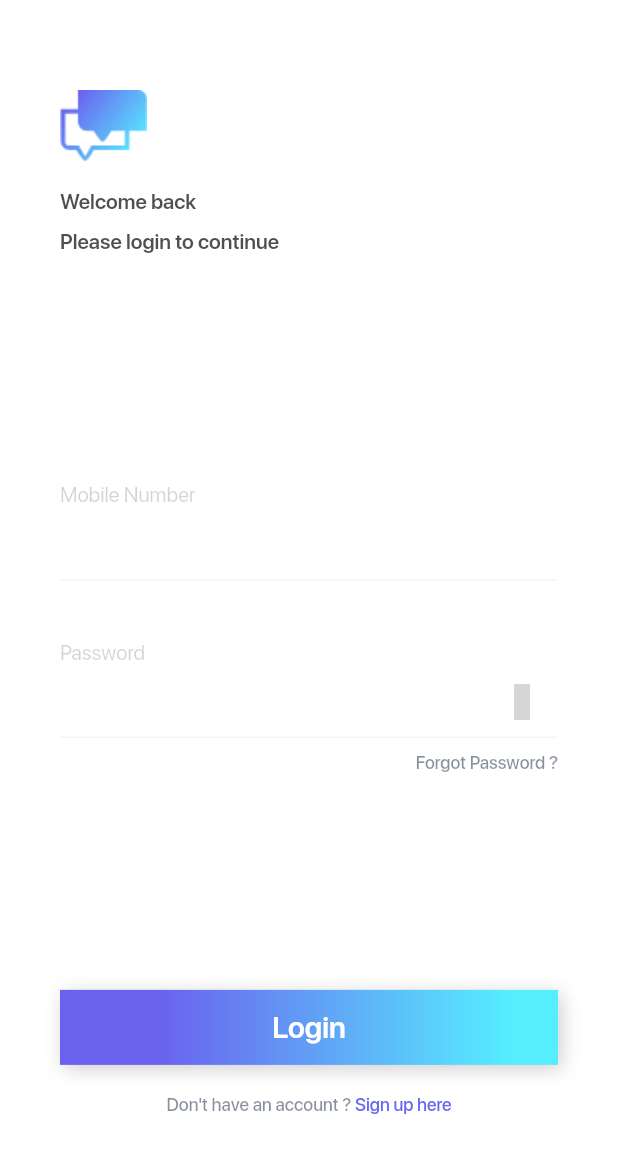
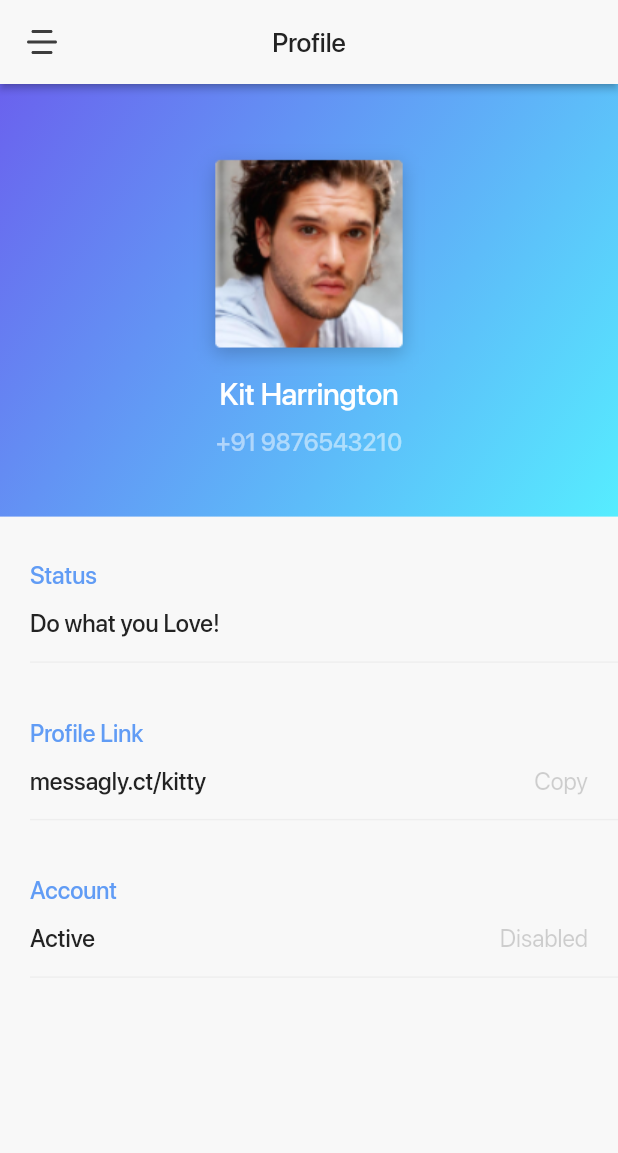
Before and after one commit to GhassenAB/messagly_clone_app, a Flutter app: the screen it shows after launch, on a phone screen of 412 x 824 dp. Shown: the top 1153 px of the screen. Run offline on Flutter 3.47's test engine with Material 2 defaults, Android fonts, the phone set to English and light mode, and no system bars; our stand-ins replace flutter_keyboard_visibility, flutter_svg, material_design_icons_flutter, pin_code_fields; grey boxes are pictures that could not be loaded.

Commit message:
create profile screen

```diff
--- a/lib/constants.dart
+++ b/lib/constants.dart
@@ -6,6 +6,7 @@ enum Fonts { SFProDisplay }
 class Palette {
   static const Color primary = Color(0xFF232323);
   static const Color secondary = Color(0xFF12213F);
+  static const Color lightBlue = Color(0xFF619CF5);
   static const Color grey = Color(0xFF979797);
   static const Color background = Color(0xFFF8F8F8);
 
--- a/lib/data/data.dart
+++ b/lib/data/data.dart
@@ -1,4 +1,13 @@
 import 'package:messagly_clone_app/models/models.dart';
+
+final currentUser = CurrentUser(
+  image: 'assets/images/current_user.png',
+  name: 'Kit Harrington',
+  phone: '+91 9876543210',
+  status: 'Do what you Love!',
+  profileLink: 'messagly.ct/kitty',
+  isActive: true,
+);
 
 final List<FavouriteUser> favouriteUsers = [
   FavouriteUser(
--- /dev/null
+++ b/lib/models/current_user.dart
@@ -0,0 +1,17 @@
+class CurrentUser {
+  final String name;
+  final String image;
+  final String phone;
+  final String status;
+  final String profileLink;
+  final bool isActive;
+
+  CurrentUser({
+    this.name,
+    this.image,
+    this.phone,
+    this.status,
+    this.profileLink,
+    this.isActive,
+  });
+}
--- a/lib/models/models.dart
+++ b/lib/models/models.dart
@@ -1,3 +1,4 @@
 export 'fav_user.dart';
 export 'chat_user.dart';
 export 'contact.dart';
+export 'current_user.dart';
--- /dev/null
+++ b/lib/screens/profile_screen.dart
@@ -0,0 +1,163 @@
+import 'package:flutter/material.dart';
+import 'package:flutter/services.dart';
+import 'package:flutter_svg/flutter_svg.dart';
+import 'package:messagly_clone_app/constants.dart';
+import 'package:messagly_clone_app/data/data.dart';
+import 'package:messagly_clone_app/widgets/custom_app_bar.dart';
+
+class ProfileScreen extends StatelessWidget {
+  @override
+  Widget build(BuildContext context) {
+    Size size = MediaQuery.of(context).size;
+    return Scaffold(
+      backgroundColor: Palette.background,
+      body: Builder(builder: (BuildContext context) {
+        return CustomScrollView(
+          slivers: [
+            CustomAppBar(
+              title: 'Profile',
+              leadingIcon: SvgPicture.asset('assets/icons/menu_icon.svg'),
+              onPressLeading: () => print('Open side menu'),
+            ),
+            SliverToBoxAdapter(
+              child: Container(
+                decoration: BoxDecoration(
+                  gradient: LinearGradient(
+                    colors: Palette.defaultGradient,
+                    begin: Alignment.topLeft,
+                    end: Alignment.bottomRight,
+                  ),
+                ),
+                height: size.height * 0.35,
+                child: Column(
+                  mainAxisAlignment: MainAxisAlignment.center,
+                  children: [
+                    ClipRRect(
+                      borderRadius: BorderRadius.circular(10.0),
+                      child: Image.asset(
+                        currentUser.image,
+                      ),
+                    ),
+                    Text(
+                      currentUser.name,
+                      style: kMediumTextStyle.copyWith(
+                        fontSize: 20.0,
+                        color: Colors.white,
+                      ),
+                    ),
+                    SizedBox(height: 11),
+                    Text(
+                      currentUser.phone,
+                      style: kMediumTextStyle.copyWith(
+                        fontSize: 16.0,
+                        color: Colors.white.withOpacity(0.5),
+                      ),
+                    ),
+                  ],
+                ),
+              ),
+            ),
+            SliverToBoxAdapter(
+              child: Column(
+                children: [
+                  _CustomBox(
+                    title: 'Status',
+                    content: currentUser.status,
+                  ),
+                  _CustomBox(
+                    title: 'Profile Link',
+                    content: currentUser.profileLink,
+                    buttonLabel: 'Copy',
+                    onTap: () => Clipboard.setData(
+                      new ClipboardData(text: currentUser.profileLink),
+                    ).then((_) {
+                      Scaffold.of(context).showSnackBar(
+                        SnackBar(
+                          content: Text('Profile link copied !'),
+                        ),
+                      );
+                    }),
+                  ),
+                  _CustomBox(
+                    title: 'Account',
+                    content: currentUser.isActive ? 'Active' : 'Disabled',
+                    buttonLabel: 'Disabled',
+                    onTap: () => print('Disable account'),
+                  ),
+                ],
+              ),
+            ),
+          ],
+        );
+      }),
+    );
+  }
+}
+
+class _CustomBox extends StatelessWidget {
+  const _CustomBox({
+    Key key,
+    @required this.title,
+    @required this.content,
+    this.buttonLabel = '',
+    this.onTap,
+  }) : super(key: key);
+
+  final String title;
+  final String content;
+  final String buttonLabel;
+  final Function onTap;
+
+  @override
+  Widget build(BuildContext context) {
+    return Container(
+      padding: const EdgeInsets.only(left: 20.0, top: 30.0),
+      child: Column(
+        crossAxisAlignment: CrossAxisAlignment.stretch,
+        mainAxisAlignment: MainAxisAlignment.start,
+        children: [
+          Text(
+            title,
+            style: kMediumTextStyle.copyWith(
+              fontSize: 16.0,
+              color: Palette.lightBlue,
+            ),
+          ),
+          SizedBox(height: 13),
+          Padding(
+            padding: const EdgeInsets.only(right: 20.0),
+            child: Row(
+              mainAxisAlignment: MainAxisAlignment.spaceBetween,
+              children: [
+                Text(
+                  content,
+                  style: kMediumTextStyle.copyWith(
+                    fontSize: 16.0,
+                    color: Palette.primary,
+                  ),
+                ),
+                buttonLabel.length != 0
+                    ? GestureDetector(
+                        onTap: onTap,
+                        child: Text(
+                          buttonLabel,
+                          style: kRegularTextStyle.copyWith(
+                            fontSize: 16.0,
+                            color: Palette.primary.withOpacity(0.2),
+                          ),
+                        ),
+                      )
+                    : Container(),
+              ],
+            ),
+          ),
+          SizedBox(height: 8),
+          Divider(
+            thickness: 1,
+            color: Palette.grey.withOpacity(0.1),
+          )
+        ],
+      ),
+    );
+  }
+}
--- a/lib/screens/screens.dart
+++ b/lib/screens/screens.dart
@@ -5,3 +5,4 @@ export 'otp_screen.dart';
 export 'setup_profile_screen.dart';
 export 'chats_screen.dart';
 export 'contact_screen.dart';
+export 'profile_screen.dart';
--- a/lib/screens/splash_screen.dart
+++ b/lib/screens/splash_screen.dart
@@ -17,7 +17,7 @@ class _SplashScreenState extends State<SplashScreen> {
       Navigator.push(
         context,
         MaterialPageRoute(
-          builder: (context) => LoginScreen(),
+          builder: (context) => ProfileScreen(),
         ),
       );
       time.cancel();
```
Also changed, not shown: assets/images/current_user.png (added).
